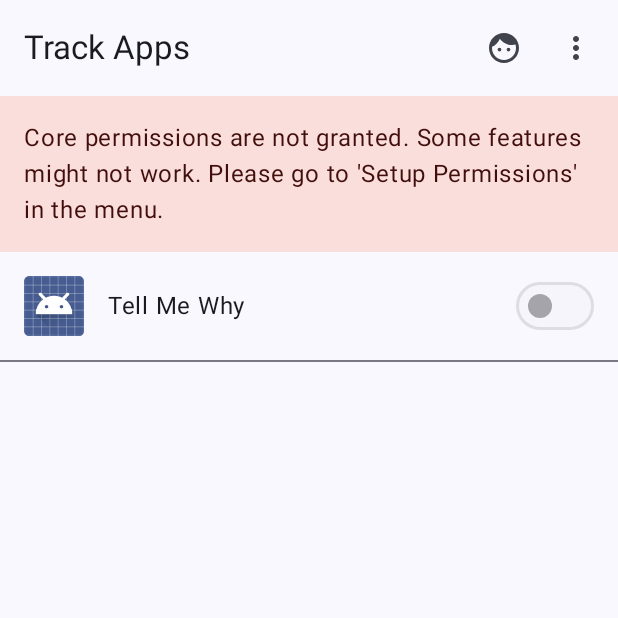
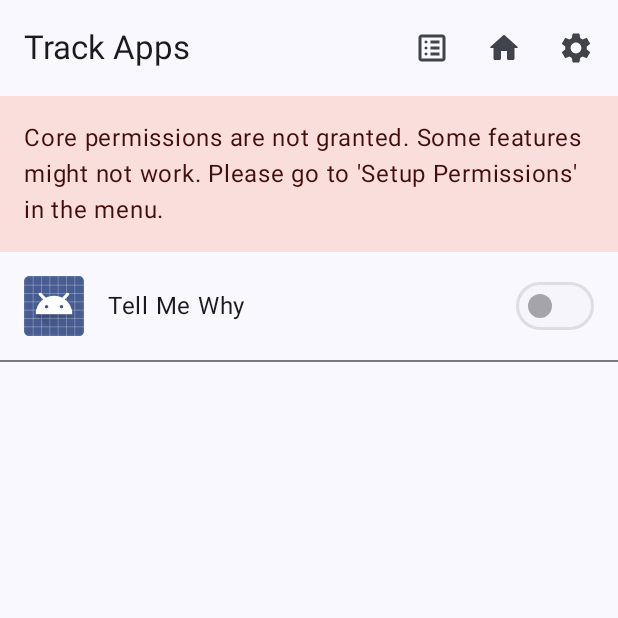
Before and after one commit to sanga03/tell-me-why, an Android app built with Jetpack Compose: the screen it shows after launch (MainActivity), after a tap on "App List", on a phone screen of 412 x 824 dp, the top half of it. Run offline under Robolectric (Android 15) with nearby library versions, the phone set to English and light mode, and no system bars; our stand-ins replace Room's generated code; pictures from the network do not load.

Commit message:
modifying app icon locations and style

```diff
--- a/app/src/main/java/com/tellmewhy/presentation/ui/main/MainActivity.kt
+++ b/app/src/main/java/com/tellmewhy/presentation/ui/main/MainActivity.kt
@@ -23,6 +23,7 @@ import androidx.compose.foundation.lazy.LazyColumn
 import androidx.compose.foundation.lazy.items
 import androidx.compose.material.icons.Icons
 import androidx.compose.material.icons.filled.Face
+import androidx.compose.material.icons.filled.List
 import androidx.compose.material.icons.filled.MoreVert
 import androidx.compose.material.icons.filled.Settings
 import androidx.compose.material.icons.rounded.Home
@@ -32,9 +33,12 @@ import androidx.compose.runtime.*
 import androidx.compose.runtime.getValue
 import androidx.compose.ui.Alignment
 import androidx.compose.ui.Modifier
+import androidx.compose.ui.graphics.vector.ImageVector
 import androidx.compose.ui.platform.LocalContext
+import androidx.compose.ui.res.vectorResource
 import androidx.compose.ui.unit.dp
 import coil.compose.rememberAsyncImagePainter
+import com.tellmewhy.R
 import com.tellmewhy.presentation.ui.theme.RistricotrTheme
 import com.tellmewhy.presentation.ui.screen.HomeScreen
 // Keep this for app tracking status
@@ -165,50 +169,36 @@ fun MainScaffold(
                     )
                 },
                 actions = {
-                    if (currentScreen is Screen.AppList) { // Show these only on app list
+                    if (currentScreen !is Screen.PermissionSetup) {
                         IconButton(onClick = onViewLogsClicked) {
-                            Icon(Icons.Filled.Face, "View Logs")
+                            Icon(
+                                imageVector = ImageVector.vectorResource(id = R.drawable.ic_log_viewer),
+                                "View Logs"
+                            ) // Consider a more descriptive icon
                         }
                     }
-                    IconButton(onClick = { showMenu = !showMenu }) {
-                        Icon(Icons.Filled.MoreVert, "More options")
+                    if (currentScreen !is Screen.HomeScreen) {
+                        IconButton(onClick = { onScreenChange(Screen.HomeScreen) }) {
+                            Icon(Icons.Rounded.Home, contentDescription = "Home")
+                        }
                     }
-                    DropdownMenu(
-                        expanded = showMenu,
-                        onDismissRequest = { showMenu = false }
-                    ) {
-                        if (currentScreen !is Screen.PermissionSetup) {
-                            DropdownMenuItem(
-                                text = { Text("Setup Permissions") },
-                                onClick = {
-                                    onScreenChange(Screen.PermissionSetup)
-                                    showMenu = false
-                                },
-                                leadingIcon = { Icon(Icons.Filled.Settings, contentDescription = "Setup") }
-                            )
+                    // "Setup Permissions" button, shown if not on PermissionSetup screen
+
+
+                    // "App List" button, shown if not on AppList screen
+                    if (currentScreen !is Screen.AppList) {
+                        IconButton(onClick = { onScreenChange(Screen.AppList) }) {
+                            Icon(imageVector = ImageVector.vectorResource(id = R.drawable.ic_app_list), contentDescription = "App List")
                         }
-                        if (currentScreen !is Screen.AppList) {
-                            DropdownMenuItem(
-                                text = { Text("App List") },
-                                onClick = {
-                                    onScreenChange(Screen.AppList)
-                                    showMenu = false
-                                },
-                                leadingIcon = { Icon(Icons.Rounded.Menu, contentDescription = "list") }
-                            )
+                    }
+
+                    if (currentScreen !is Screen.PermissionSetup) {
+                        IconButton(onClick = { onScreenChange(Screen.PermissionSetup) }) {
+                            Icon(Icons.Filled.Settings, contentDescription = "Setup Permissions")
                         }
-                        if (currentScreen !is Screen.HomeScreen) {
-                            DropdownMenuItem(
-                                text = { Text("Home") },
-                                onClick = {
-                                    onScreenChange(Screen.HomeScreen)
-                                    showMenu = false
-                                },
-                                leadingIcon = { Icon(Icons.Rounded.Home, contentDescription = "Home") }
-                            )
-                        }
-                        // Add other menu items if needed
                     }
+
+
                 }
             )
         }
--- a/app/src/main/java/com/tellmewhy/presentation/ui/screen/HomeScreen.kt
+++ b/app/src/main/java/com/tellmewhy/presentation/ui/screen/HomeScreen.kt
@@ -154,17 +154,17 @@ fun HomeScreen(
     // --- UI Structure ---
     Scaffold(
         topBar = {
-            TopAppBar(
-                title = { Text("Dashboard") },
-                actions = {
-                    IconButton(onClick = onNavigateToAllLogs) {
-                        Icon(Icons.Filled.Info, contentDescription = "View All Logs")
-                    }
-                    IconButton(onClick = onNavigateToAppList) {
-                        Icon(Icons.Filled.Menu, contentDescription = "App List")
-                    }
-                }
-            )
+//            TopAppBar(
+//                title = { Text("Dashboard") },
+//                actions = {
+//                    IconButton(onClick = onNavigateToAllLogs) {
+//                        Icon(Icons.Filled.Info, contentDescription = "View All Logs")
+//                    }
+//                    IconButton(onClick = onNavigateToAppList) {
+//                        Icon(Icons.Filled.Menu, contentDescription = "App List")
+//                    }
+//                }
+//            )
         }
     ) { paddingValues ->
         Column(
--- /dev/null
+++ b/app/src/main/res/drawable-anydpi/ic_app_list.xml
@@ -0,0 +1,11 @@
+<vector xmlns:android="http://schemas.android.com/apk/res/android"
+    android:width="24dp"
+    android:height="24dp"
+    android:viewportWidth="960"
+    android:viewportHeight="960"
+    android:tint="#333333"
+    android:alpha="0.6">
+  <path
+      android:fillColor="@android:color/white"
+      android:pathData="M240,800Q207,800 183.5,776.5Q160,753 160,720Q160,687 183.5,663.5Q207,640 240,640Q273,640 296.5,663.5Q320,687 320,720Q320,753 296.5,776.5Q273,800 240,800ZM480,800Q447,800 423.5,776.5Q400,753 400,720Q400,687 423.5,663.5Q447,640 480,640Q513,640 536.5,663.5Q560,687 560,720Q560,753 536.5,776.5Q513,800 480,800ZM720,800Q687,800 663.5,776.5Q640,753 640,720Q640,687 663.5,663.5Q687,640 720,640Q753,640 776.5,663.5Q800,687 800,720Q800,753 776.5,776.5Q753,800 720,800ZM240,560Q207,560 183.5,536.5Q160,513 160,480Q160,447 183.5,423.5Q207,400 240,400Q273,400 296.5,423.5Q320,447 320,480Q320,513 296.5,536.5Q273,560 240,560ZM480,560Q447,560 423.5,536.5Q400,513 400,480Q400,447 423.5,423.5Q447,400 480,400Q513,400 536.5,423.5Q560,447 560,480Q560,513 536.5,536.5Q513,560 480,560ZM720,560Q687,560 663.5,536.5Q640,513 640,480Q640,447 663.5,423.5Q687,400 720,400Q753,400 776.5,423.5Q800,447 800,480Q800,513 776.5,536.5Q753,560 720,560ZM240,320Q207,320 183.5,296.5Q160,273 160,240Q160,207 183.5,183.5Q207,160 240,160Q273,160 296.5,183.5Q320,207 320,240Q320,273 296.5,296.5Q273,320 240,320ZM480,320Q447,320 423.5,296.5Q400,273 400,240Q400,207 423.5,183.5Q447,160 480,160Q513,160 536.5,183.5Q560,207 560,240Q560,273 536.5,296.5Q513,320 480,320ZM720,320Q687,320 663.5,296.5Q640,273 640,240Q640,207 663.5,183.5Q687,160 720,160Q753,160 776.5,183.5Q800,207 800,240Q800,273 776.5,296.5Q753,320 720,320Z"/>
+</vector>
--- /dev/null
+++ b/app/src/main/res/drawable-anydpi/ic_log_viewer.xml
@@ -0,0 +1,12 @@
+<vector xmlns:android="http://schemas.android.com/apk/res/android"
+    android:width="24dp"
+    android:height="24dp"
+    android:viewportWidth="960"
+    android:viewportHeight="960"
+    android:tint="#333333"
+    android:alpha="0.6"
+    android:autoMirrored="true">
+  <path
+      android:fillColor="@android:color/white"
+      android:pathData="M320,680Q337,680 348.5,668.5Q360,657 360,640Q360,623 348.5,611.5Q337,600 320,600Q303,600 291.5,611.5Q280,623 280,640Q280,657 291.5,668.5Q303,680 320,680ZM320,520Q337,520 348.5,508.5Q360,497 360,480Q360,463 348.5,451.5Q337,440 320,440Q303,440 291.5,451.5Q280,463 280,480Q280,497 291.5,508.5Q303,520 320,520ZM320,360Q337,360 348.5,348.5Q360,337 360,320Q360,303 348.5,291.5Q337,280 320,280Q303,280 291.5,291.5Q280,303 280,320Q280,337 291.5,348.5Q303,360 320,360ZM440,680L680,680L680,600L440,600L440,680ZM440,520L680,520L680,440L440,440L440,520ZM440,360L680,360L680,280L440,280L440,360ZM200,840Q167,840 143.5,816.5Q120,793 120,760L120,200Q120,167 143.5,143.5Q167,120 200,120L760,120Q793,120 816.5,143.5Q840,167 840,200L840,760Q840,793 816.5,816.5Q793,840 760,840L200,840ZM200,760L760,760Q760,760 760,760Q760,760 760,760L760,200Q760,200 760,200Q760,200 760,200L200,200Q200,200 200,200Q200,200 200,200L200,760Q200,760 200,760Q200,760 200,760ZM200,200L200,200Q200,200 200,200Q200,200 200,200L200,760Q200,760 200,760Q200,760 200,760L200,760Q200,760 200,760Q200,760 200,760L200,200Q200,200 200,200Q200,200 200,200Z"/>
+</vector>
```
Also changed, not shown: app/src/main/res/drawable-hdpi/ic_app_list.png (added), app/src/main/res/drawable-hdpi/ic_log_viewer.png (added), app/src/main/res/drawable-mdpi/ic_app_list.png (added), app/src/main/res/drawable-mdpi/ic_log_viewer.png (added), app/src/main/res/drawable-xhdpi/ic_app_list.png (added), app/src/main/res/drawable-xhdpi/ic_log_viewer.png (added), app/src/main/res/drawable-xxhdpi/ic_app_list.png (added), app/src/main/res/drawable-xxhdpi/ic_log_viewer.png (added), 1 other file.
